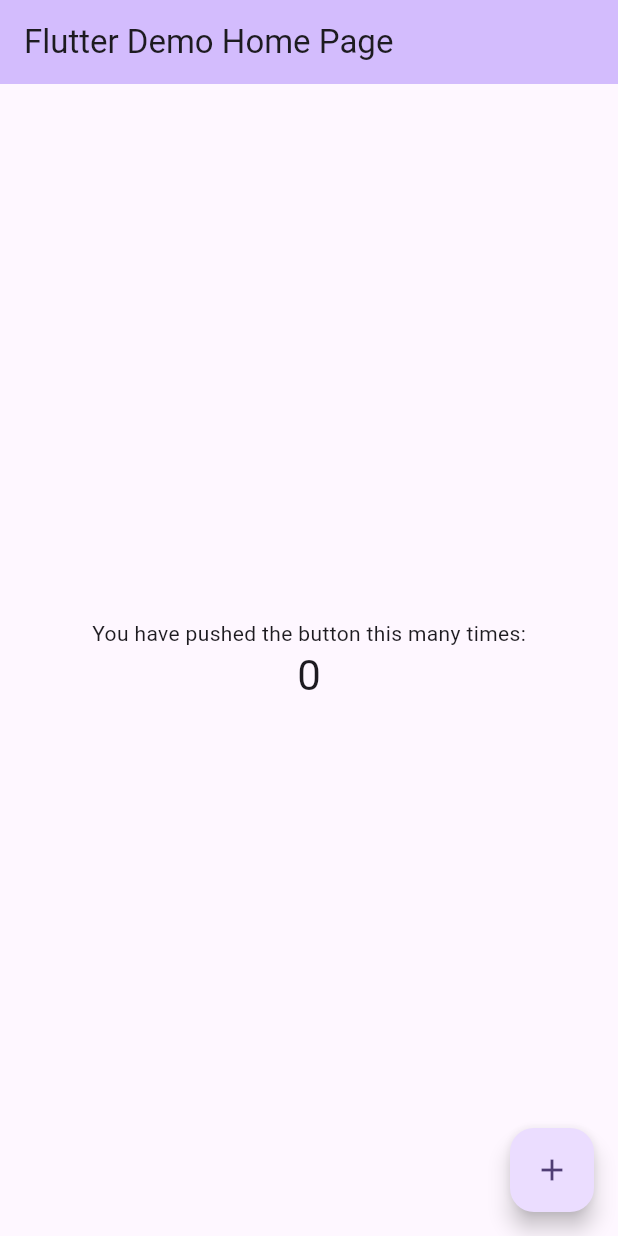
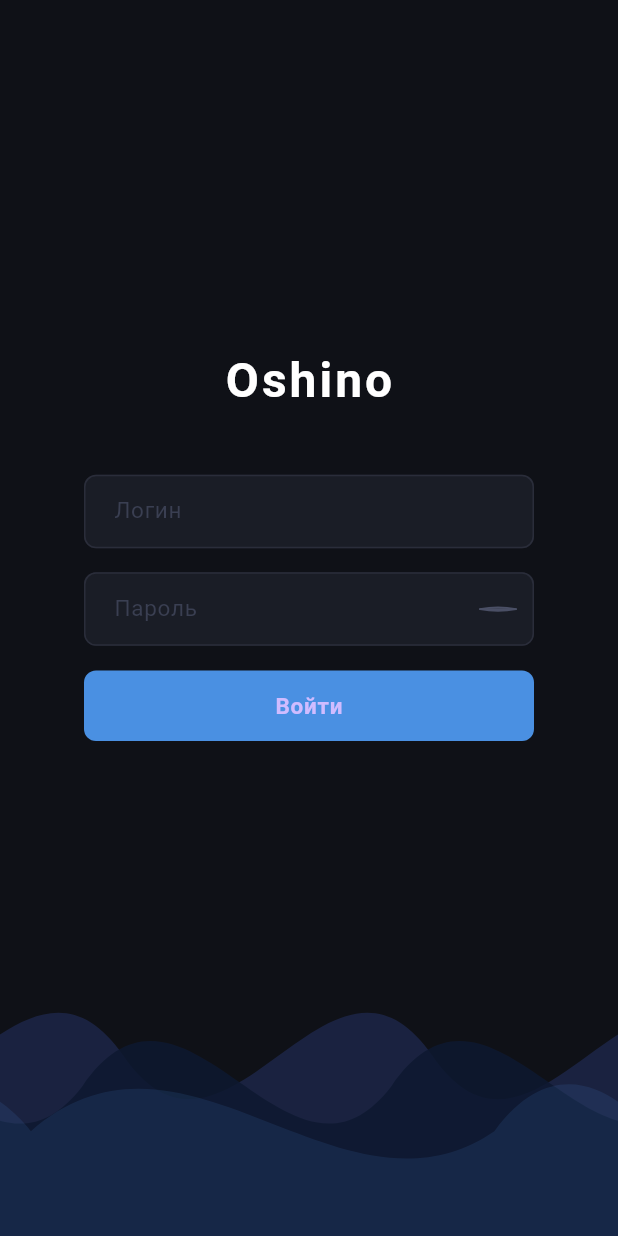
Before and after one commit to Nevillested/Oshino, a Flutter app: the screen it shows after launch, on a phone screen of 412 x 824 dp. Run offline on Flutter 3.47's test engine with Material 3 defaults, Android fonts, the phone set to English and light mode, and no system bars.

Commit message:
feat: login screen with waves and eye icon

```diff
--- a/app/lib/main.dart
+++ b/app/lib/main.dart
@@ -1,122 +1,22 @@
 import 'package:flutter/material.dart';
+import 'screens/login_screen.dart';
 
 void main() {
-  runApp(const MyApp());
+  runApp(const OshinoApp());
 }
 
-class MyApp extends StatelessWidget {
-  const MyApp({super.key});
+class OshinoApp extends StatelessWidget {
+  const OshinoApp({super.key});
 
-  // This widget is the root of your application.
   @override
   Widget build(BuildContext context) {
     return MaterialApp(
-      title: 'Flutter Demo',
-      theme: ThemeData(
-        // This is the theme of your application.
-        //
-        // TRY THIS: Try running your application with "flutter run". You'll see
-        // the application has a purple toolbar. Then, without quitting the app,
-        // try changing the seedColor in the colorScheme below to Colors.green
-        // and then invoke "hot reload" (save your changes or press the "hot
-        // reload" button in a Flutter-supported IDE, or press "r" if you used
-        // the command line to start the app).
-        //
-        // Notice that the counter didn't reset back to zero; the application
-        // state is not lost during the reload. To reset the state, use hot
-        // restart instead.
-        //
-        // This works for code too, not just values: Most code changes can be
-        // tested with just a hot reload.
-        colorScheme: .fromSeed(seedColor: Colors.deepPurple),
+      title: 'Oshino',
+      debugShowCheckedModeBanner: false,
+      theme: ThemeData.dark().copyWith(
+        scaffoldBackgroundColor: const Color(0xFF0d0d0d),
       ),
-      home: const MyHomePage(title: 'Flutter Demo Home Page'),
+      home: const LoginScreen(),
     );
   }
 }
-
-class MyHomePage extends StatefulWidget {
-  const MyHomePage({super.key, required this.title});
-
-  // This widget is the home page of your application. It is stateful, meaning
-  // that it has a State object (defined below) that contains fields that affect
-  // how it looks.
-
-  // This class is the configuration for the state. It holds the values (in this
-  // case the title) provided by the parent (in this case the App widget) and
-  // used by the build method of the State. Fields in a Widget subclass are
-  // always marked "final".
-
-  final String title;
-
-  @override
-  State<MyHomePage> createState() => _MyHomePageState();
-}
-
-class _MyHomePageState extends State<MyHomePage> {
-  int _counter = 0;
-
-  void _incrementCounter() {
-    setState(() {
-      // This call to setState tells the Flutter framework that something has
-      // changed in this State, which causes it to rerun the build method below
-      // so that the display can reflect the updated values. If we changed
-      // _counter without calling setState(), then the build method would not be
-      // called again, and so nothing would appear to happen.
-      _counter++;
-    });
-  }
-
-  @override
-  Widget build(BuildContext context) {
-    // This method is rerun every time setState is called, for instance as done
-    // by the _incrementCounter method above.
-    //
-    // The Flutter framework has been optimized to make rerunning build methods
-    // fast, so that you can just rebuild anything that needs updating rather
-    // than having to individually change instances of widgets.
-    return Scaffold(
-      appBar: AppBar(
-        // TRY THIS: Try changing the color here to a specific color (to
-        // Colors.amber, perhaps?) and trigger a hot reload to see the AppBar
-        // change color while the other colors stay the same.
-        backgroundColor: Theme.of(context).colorScheme.inversePrimary,
-        // Here we take the value from the MyHomePage object that was created by
-        // the App.build method, and use it to set our appbar title.
-        title: Text(widget.title),
-      ),
-      body: Center(
-        // Center is a layout widget. It takes a single child and positions it
-        // in the middle of the parent.
-        child: Column(
-          // Column is also a layout widget. It takes a list of children and
-          // arranges them vertically. By default, it sizes itself to fit its
-          // children horizontally, and tries to be as tall as its parent.
-          //
-          // Column has various properties to control how it sizes itself and
-          // how it positions its children. Here we use mainAxisAlignment to
-          // center the children vertically; the main axis here is the vertical
-          // axis because Columns are vertical (the cross axis would be
-          // horizontal).
-          //
-          // TRY THIS: Invoke "debug painting" (choose the "Toggle Debug Paint"
-          // action in the IDE, or press "p" in the console), to see the
-          // wireframe for each widget.
-          mainAxisAlignment: .center,
-          children: [
-            const Text('You have pushed the button this many times:'),
-            Text(
-              '$_counter',
-              style: Theme.of(context).textTheme.headlineMedium,
-            ),
-          ],
-        ),
-      ),
-      floatingActionButton: FloatingActionButton(
-        onPressed: _incrementCounter,
-        tooltip: 'Increment',
-        child: const Icon(Icons.add),
-      ),
-    );
-  }
-}
--- /dev/null
+++ b/app/lib/screens/login_screen.dart
@@ -0,0 +1,434 @@
+import 'package:flutter/material.dart';
+import 'dart:math' as math;
+import '../services/api_service.dart';
+import 'main_screen.dart';
+
+class LoginScreen extends StatefulWidget {
+  const LoginScreen({super.key});
+
+  @override
+  State<LoginScreen> createState() => _LoginScreenState();
+}
+
+class _LoginScreenState extends State<LoginScreen>
+    with TickerProviderStateMixin {
+  final _loginController = TextEditingController();
+  final _passwordController = TextEditingController();
+  bool _loading = false;
+  bool _obscurePassword = true;
+  String? _error;
+
+  late AnimationController _wave1Controller;
+  late AnimationController _wave2Controller;
+  late AnimationController _wave3Controller;
+
+  @override
+  void initState() {
+    super.initState();
+    _wave1Controller = AnimationController(
+      vsync: this,
+      duration: const Duration(seconds: 6),
+    )..repeat();
+    _wave2Controller = AnimationController(
+      vsync: this,
+      duration: const Duration(seconds: 9),
+    )..repeat(reverse: true);
+    _wave3Controller = AnimationController(
+      vsync: this,
+      duration: const Duration(seconds: 4),
+    )..repeat();
+  }
+
+  @override
+  void dispose() {
+    _wave1Controller.dispose();
+    _wave2Controller.dispose();
+    _wave3Controller.dispose();
+    _loginController.dispose();
+    _passwordController.dispose();
+    super.dispose();
+  }
+
+  Future<void> _submit() async {
+    setState(() {
+      _loading = true;
+      _error = null;
+    });
+
+    final result = await ApiService.login(
+      _loginController.text.trim(),
+      _passwordController.text,
+    );
+
+    if (!mounted) return;
+
+    if (result == null) {
+      Navigator.of(context).pushReplacement(
+        MaterialPageRoute(builder: (_) => const MainScreen()),
+      );
+    } else {
+      setState(() {
+        _error = result;
+        _loading = false;
+      });
+    }
+  }
+
+  @override
+  Widget build(BuildContext context) {
+    return Scaffold(
+      backgroundColor: const Color(0xFF0f1117),
+      body: Stack(
+        children: [
+          // Волны внизу
+          Positioned(
+            bottom: 0,
+            left: 0,
+            right: 0,
+            height: 300,
+            child: Stack(
+              children: [
+                AnimatedBuilder(
+                  animation: _wave1Controller,
+                  builder: (_, __) => CustomPaint(
+                    size: Size(MediaQuery.of(context).size.width, 300),
+                    painter: _WavePainter(
+                      offset: _wave1Controller.value,
+                      color: const Color(0xFF1a2240),
+                      path: WavePath.wave1,
+                    ),
+                  ),
+                ),
+                AnimatedBuilder(
+                  animation: _wave2Controller,
+                  builder: (_, __) => CustomPaint(
+                    size: Size(MediaQuery.of(context).size.width, 300),
+                    painter: _WavePainter(
+                      offset: _wave2Controller.value,
+                      color: const Color(0xFF0d1830).withOpacity(0.85),
+                      path: WavePath.wave2,
+                    ),
+                  ),
+                ),
+                AnimatedBuilder(
+                  animation: _wave3Controller,
+                  builder: (_, __) => CustomPaint(
+                    size: Size(MediaQuery.of(context).size.width, 300),
+                    painter: _WavePainter(
+                      offset: _wave3Controller.value,
+                      color: const Color(0xFF4a90e2).withOpacity(0.12),
+                      path: WavePath.wave3,
+                    ),
+                  ),
+                ),
+              ],
+            ),
+          ),
+
+          // Форма
+          Center(
+            child: Transform.translate(
+              offset: Offset(0, -MediaQuery.of(context).size.height * 0.06),
+              child: SizedBox(
+                width: 300,
+                child: Column(
+                  mainAxisAlignment: MainAxisAlignment.center,
+                  children: [
+                    const Text(
+                      'Oshino',
+                      style: TextStyle(
+                        fontSize: 32,
+                        fontWeight: FontWeight.w700,
+                        color: Colors.white,
+                        letterSpacing: 2,
+                      ),
+                    ),
+                    const SizedBox(height: 40),
+
+                    // Логин
+                    TextField(
+                      controller: _loginController,
+                      decoration: InputDecoration(
+                        hintText: 'Логин',
+                        filled: true,
+                        fillColor: const Color(0xFF1a1d26),
+                        hintStyle: const TextStyle(color: Color(0xFF3a3f52)),
+                        contentPadding: const EdgeInsets.symmetric(
+                            horizontal: 16, vertical: 13),
+                        border: OutlineInputBorder(
+                          borderRadius: BorderRadius.circular(8),
+                          borderSide: const BorderSide(
+                              color: Color(0xFF2a2d3a)),
+                        ),
+                        enabledBorder: OutlineInputBorder(
+                          borderRadius: BorderRadius.circular(8),
+                          borderSide: const BorderSide(
+                              color: Color(0xFF2a2d3a)),
+                        ),
+                        focusedBorder: OutlineInputBorder(
+                          borderRadius: BorderRadius.circular(8),
+                          borderSide: const BorderSide(
+                              color: Color(0xFF4a90e2), width: 1.5),
+                        ),
+                      ),
+                      style: const TextStyle(
+                          color: Color(0xFFe0e4f0), fontSize: 15),
+                      onSubmitted: (_) => _submit(),
+                    ),
+                    const SizedBox(height: 16),
+
+                    // Пароль с глазиком
+                    TextField(
+                      controller: _passwordController,
+                      obscureText: _obscurePassword,
+                      decoration: InputDecoration(
+                        hintText: 'Пароль',
+                        filled: true,
+                        fillColor: const Color(0xFF1a1d26),
+                        hintStyle: const TextStyle(color: Color(0xFF3a3f52)),
+                        contentPadding: const EdgeInsets.symmetric(
+                            horizontal: 16, vertical: 13),
+                        border: OutlineInputBorder(
+                          borderRadius: BorderRadius.circular(8),
+                          borderSide: const BorderSide(
+                              color: Color(0xFF2a2d3a)),
+                        ),
+                        enabledBorder: OutlineInputBorder(
+                          borderRadius: BorderRadius.circular(8),
+                          borderSide: const BorderSide(
+                              color: Color(0xFF2a2d3a)),
+                        ),
+                        focusedBorder: OutlineInputBorder(
+                          borderRadius: BorderRadius.circular(8),
+                          borderSide: const BorderSide(
+                              color: Color(0xFF4a90e2), width: 1.5),
+                        ),
+                        suffixIcon: GestureDetector(
+                          onTap: () => setState(
+                              () => _obscurePassword = !_obscurePassword),
+                          child: Padding(
+                            padding: const EdgeInsets.all(12),
+                            child: CustomPaint(
+                              size: const Size(20, 20),
+                              painter: _EyePainter(
+                                  closed: _obscurePassword),
+                            ),
+                          ),
+                        ),
+                      ),
+                      style: const TextStyle(
+                          color: Color(0xFFe0e4f0), fontSize: 15),
+                      onSubmitted: (_) => _submit(),
+                    ),
+
+                    if (_error != null) ...[
+                      const SizedBox(height: 12),
+                      Text(
+                        _error!,
+                        style: const TextStyle(
+                            color: Color(0xFFe05555), fontSize: 13),
+                        textAlign: TextAlign.center,
+                      ),
+                    ],
+                    const SizedBox(height: 16),
+
+                    // Кнопка
+                    SizedBox(
+                      width: double.infinity,
+                      child: ElevatedButton(
+                        onPressed: _loading ? null : _submit,
+                        style: ElevatedButton.styleFrom(
+                          backgroundColor: const Color(0xFF4a90e2),
+                          padding:
+                              const EdgeInsets.symmetric(vertical: 13),
+                          shape: RoundedRectangleBorder(
+                            borderRadius: BorderRadius.circular(8),
+                          ),
+                          elevation: 0,
+                        ),
+                        child: _loading
+                            ? const SizedBox(
+                                height: 20,
+                                width: 20,
+                                child: CircularProgressIndicator(
+                                  strokeWidth: 2,
+                                  color: Colors.white,
+                                ),
+                              )
+                            : const Text(
+                                'Войти',
+                                style: TextStyle(
+                                  fontSize: 15,
+                                  fontWeight: FontWeight.w600,
+                                  letterSpacing: 0.5,
+                                ),
+                              ),
+                      ),
+                    ),
+                  ],
+                ),
+              ),
+            ),
+          ),
+        ],
+      ),
+    );
+  }
+}
+
+// ── Волны ────────────────────────────────────────────────────────────────────
+
+enum WavePath { wave1, wave2, wave3 }
+
+class _WavePainter extends CustomPainter {
+  final double offset;
+  final Color color;
+  final WavePath path;
+
+  _WavePainter({
+    required this.offset,
+    required this.color,
+    required this.path,
+  });
+
+  @override
+  void paint(Canvas canvas, Size size) {
+    final paint = Paint()..color = color;
+    final w = size.width;
+    final h = size.height;
+
+    // Сдвигаем на -offset*w (один период = ширина экрана)
+    final dx = -offset * w;
+
+    final p = Path();
+
+    switch (this.path) {
+      case WavePath.wave1:
+        // M0,180 C240,280 480,80 720,180 C960,280 1200,80 1440,180 (2 периода)
+        final y1 = h * 0.60;
+        final yHigh = h * 0.267;
+        final yLow = h * 0.933;
+        p.moveTo(dx, y1);
+        for (int i = 0; i < 3; i++) {
+          final x = dx + i * w;
+          p.cubicTo(
+            x + w * 0.167, yLow,
+            x + w * 0.333, yHigh,
+            x + w * 0.5, y1,
+          );
+          p.cubicTo(
+            x + w * 0.667, yLow,
+            x + w * 0.833, yHigh,
+            x + w, y1,
+          );
+        }
+        p.lineTo(dx + 3 * w, h);
+        p.lineTo(dx, h);
+        break;
+
+      case WavePath.wave2:
+        final y2 = h * 0.667;
+        final yHigh2 = h * 0.333;
+        final yLow2 = h * 0.967;
+        p.moveTo(dx, y2);
+        for (int i = 0; i < 3; i++) {
+          final x = dx + i * w;
+          p.cubicTo(
+            x + w * 0.167, yHigh2,
+            x + w * 0.333, yLow2,
+            x + w * 0.5, y2,
+          );
+          p.cubicTo(
+            x + w * 0.667, yHigh2,
+            x + w * 0.833, yLow2,
+            x + w, y2,
+          );
+        }
+        p.lineTo(dx + 3 * w, h);
+        p.lineTo(dx, h);
+        break;
+
+      case WavePath.wave3:
+        final y3 = h * 0.767;
+        final yHigh3 = h * 0.467;
+        p.moveTo(dx, y3);
+        for (int i = 0; i < 3; i++) {
+          final x = dx + i * w;
+          p.cubicTo(
+            x + w * 0.25, yHigh3,
+            x + w * 0.5, h,
+            x + w * 0.75, y3,
+          );
+          p.cubicTo(
+            x + w * 0.875, h * 0.533,
+            x + w, y3,
+            x + w, y3,
+          );
+        }
+        p.lineTo(dx + 3 * w, h);
+        p.lineTo(dx, h);
+        break;
+    }
+    p.close();
+    canvas.drawPath(p, paint);
+  }
+
+  @override
+  bool shouldRepaint(_WavePainter old) => old.offset != offset;
+}
+
+// ── Глазик ───────────────────────────────────────────────────────────────────
+
+class _EyePainter extends CustomPainter {
+  final bool closed;
+  const _EyePainter({required this.closed});
+
+  @override
+  void paint(Canvas canvas, Size size) {
+    final paint = Paint()
+      ..color = const Color(0xFF4a4f65)
+      ..strokeWidth = 1.2
+      ..strokeCap = StrokeCap.round
+      ..style = PaintingStyle.stroke;
+
+    final w = size.width;
+    final h = size.height;
+
+    // Верхняя дуга
+    final topPath = Path();
+    topPath.moveTo(0, h * 0.5);
+    topPath.quadraticBezierTo(
+      w * 0.5, closed ? h * 0.4 : 0,
+      w, h * 0.5,
+    );
+    canvas.drawPath(topPath, paint);
+
+    // Нижняя дуга
+    final botPath = Path();
+    botPath.moveTo(0, h * 0.5);
+    botPath.quadraticBezierTo(
+      w * 0.5, closed ? h * 0.6 : h,
+      w, h * 0.5,
+    );
+    canvas.drawPath(botPath, paint);
+
+    // Зрачок (только когда открыт)
+    if (!closed) {
+      canvas.drawCircle(
+        Offset(w * 0.5, h * 0.5),
+        w * 0.22,
+        Paint()..color = const Color(0xFF4a4f65),
+      );
+    } else {
+      // Черта когда закрыт
+      canvas.drawLine(
+        Offset(w * 0.1, h * 0.5),
+        Offset(w * 0.9, h * 0.5),
+        paint,
+      );
+    }
+  }
+
+  @override
+  bool shouldRepaint(_EyePainter old) => old.closed != closed;
+}
```
Also changed, not shown: app/lib/screens/main_screen.dart (added, +18 -0 lines), app/lib/services/api_service.dart (added, +48 -0 lines), app/lib/models/dialog.dart (added), app/lib/models/message.dart (added), app/lib/services/ws_service.dart (added), app/lib/widgets/particle_bg.dart (added).
